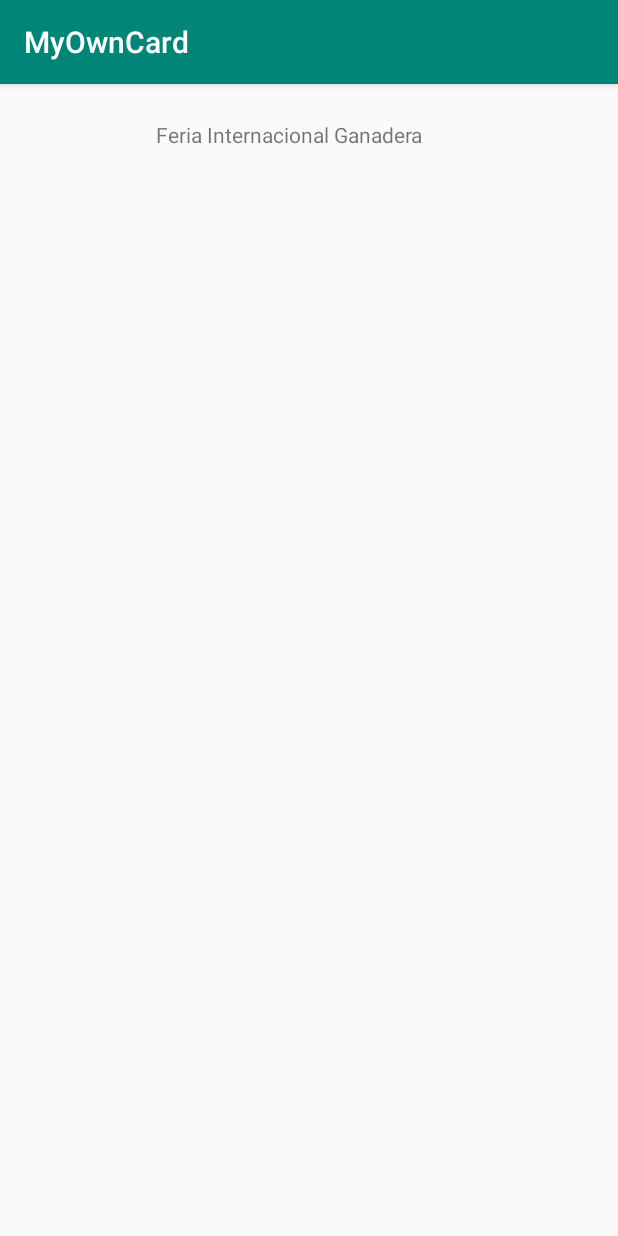
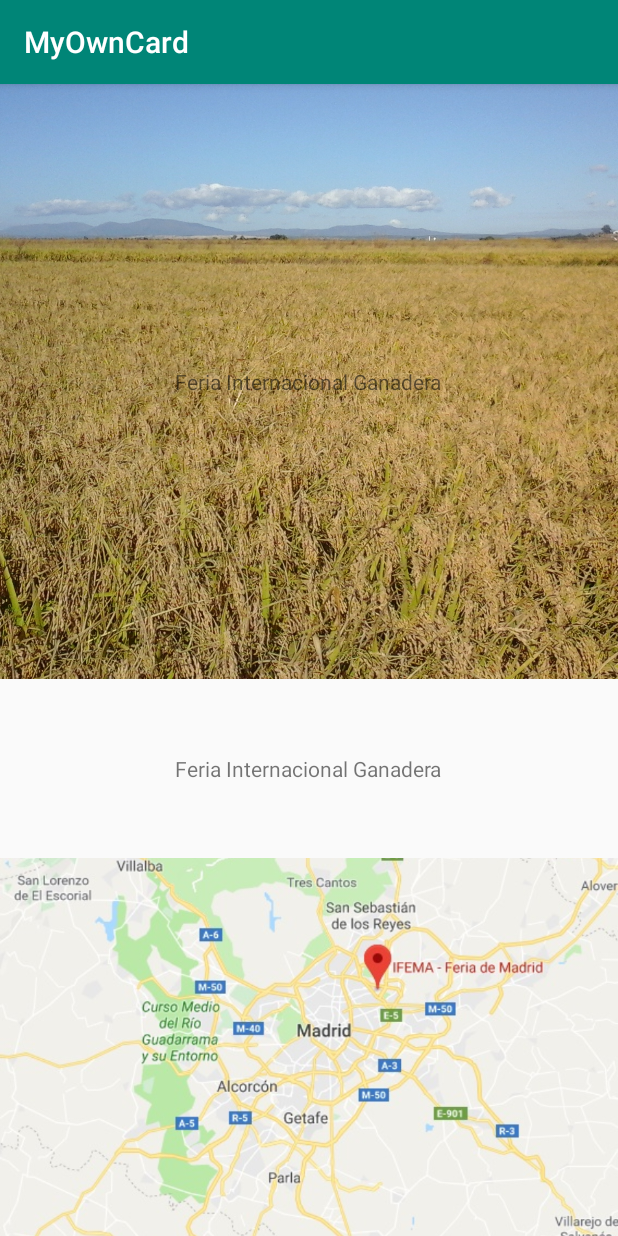
Before and after one commit to drakernoise/MyOwnCard, an Android app: the screen it shows after launch (MainActivity), on a phone screen of 412 x 824 dp. Run offline under Robolectric (Android 15) with nearby library versions, the phone set to English and light mode, and no system bars.

Commit message:
Code cleaning, fixed params to relative.

```diff
--- a/app/src/main/res/layout/activity_main.xml
+++ b/app/src/main/res/layout/activity_main.xml
@@ -1,7 +1,6 @@
 <?xml version="1.0" encoding="utf-8"?>
 <LinearLayout
     xmlns:android="http://schemas.android.com/apk/res/android"
-    xmlns:app="http://schemas.android.com/apk/res-auto"
     xmlns:tools="http://schemas.android.com/tools"
     android:layout_width="match_parent"
     android:layout_height="match_parent"
@@ -10,52 +9,41 @@
     <RelativeLayout
         android:layout_width="match_parent"
         android:layout_height="wrap_content"
-        android:layout_weight="1">
+        android:layout_weight="1"
+        >
 
         <ImageView
             android:id="@+id/Farm"
             android:layout_width="match_parent"
-            android:layout_height="146dp"
-            android:layout_alignParentTop="true"
-            android:layout_marginTop="0dp"
+            android:layout_height="match_parent"
             android:contentDescription="@string/background_image_of_a_farm"
             android:scaleType="centerCrop"
-            tools:layout_editor_absoluteX="0dp"
-
-            tools:layout_editor_absoluteY="4dp"
-            tools:srcCompat="@tools:sample/backgrounds/scenic[4]" />
+            android:src="@drawable/paisaje"  />
 
         <TextView
             android:id="@+id/FairName"
             android:layout_width="wrap_content"
             android:layout_height="wrap_content"
-            android:layout_alignParentStart="true"
-            android:layout_alignParentTop="true"
-            android:layout_alignParentEnd="true"
-            android:layout_marginStart="104dp"
-            android:layout_marginTop="24dp"
-            android:layout_marginEnd="101dp"
+            android:layout_centerInParent="true"
             android:text="@string/feria_internacional_ganadera" />
     </RelativeLayout>
 
-    <ImageView
+    <TextView
         android:id="@+id/Schedule"
-        android:layout_width="match_parent"
-        android:layout_height="219dp"
-        android:layout_weight="2"
-        android:contentDescription="@string/event_schedule"
-        android:scaleType="centerCrop" />
+        android:layout_width="wrap_content"
+        android:layout_height="wrap_content"
+        android:layout_gravity="center_horizontal"
+        android:padding="50dp"
+        android:text="@string/feria_internacional_ganadera" />
 
     <ImageView
         android:id="@+id/Map"
         android:layout_width="match_parent"
-        android:layout_height="146dp"
+        android:layout_height="wrap_content"
         android:layout_weight="1"
         android:contentDescription="@string/event_location"
         android:scaleType="centerCrop"
-        tools:layout_editor_absoluteX="0dp"
-        tools:layout_editor_absoluteY="367dp"
-        tools:srcCompat="@drawable/MapaPrueba" />
+        android:src="@drawable/mapa" />
 
 
 
```
